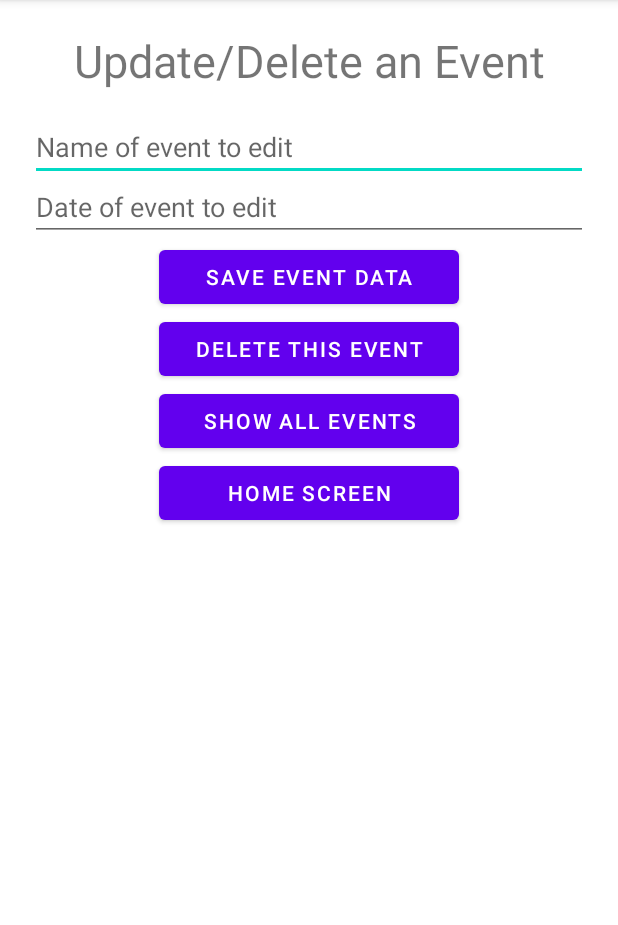
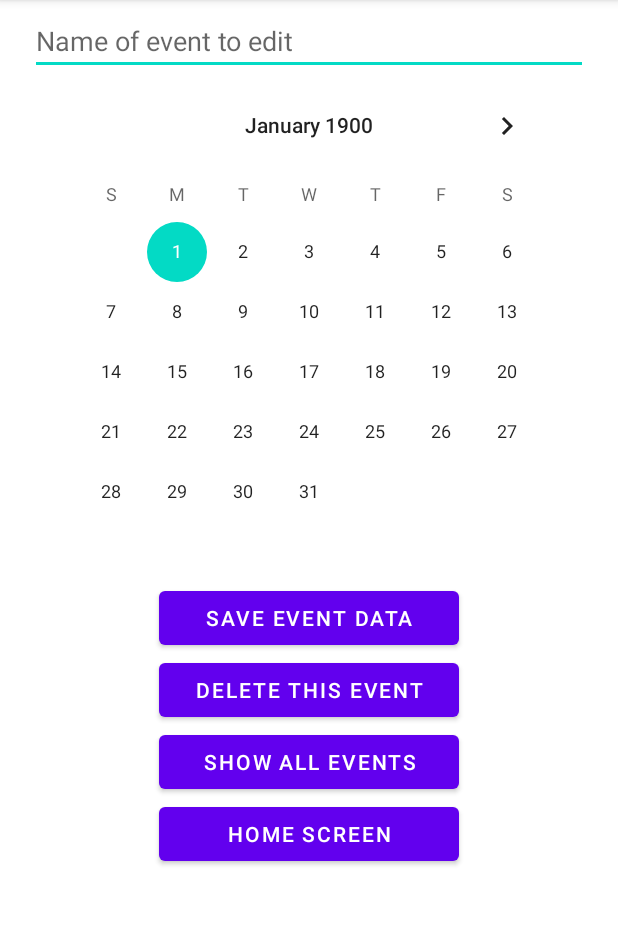
Before and after one commit to sdenna/EventTrackerFirebase2021-DennaVersion, an Android app: the EditEventActivity screen opened directly, with no data from a screen before it, after a tap on "SAVE EVENT DATA", on a phone screen of 412 x 824 dp, the part 84-1009 px from its top. Run offline under Robolectric (Android 15) with nearby library versions, the phone set to English and light mode, and no system bars; our stand-ins replace Firebase (no records; nobody signed in at launch, a user with empty details on screens opened directly); 7 statements that could not run were skipped.

Commit message:
enhanced edit activity
Made it so that the date appears in a calendar picker to avoid having to check the date for validity

```diff
--- a/app/src/main/java/com/example/eventtrackerfirebase2021/EditEventActivity.java
+++ b/app/src/main/java/com/example/eventtrackerfirebase2021/EditEventActivity.java
@@ -2,21 +2,23 @@ package com.example.eventtrackerfirebase2021;
 
 import androidx.annotation.NonNull;
 import androidx.appcompat.app.AppCompatActivity;
-
+import android.content.Context;
 import android.content.Intent;
 import android.os.Bundle;
 import android.util.Log;
 import android.view.View;
+import android.view.inputmethod.InputMethodManager;
+import android.widget.CalendarView;
 import android.widget.EditText;
 import android.widget.Toast;
-
 import com.google.android.gms.tasks.OnCompleteListener;
 import com.google.android.gms.tasks.Task;
 import com.google.firebase.firestore.FirebaseFirestore;
 import com.google.firebase.firestore.QueryDocumentSnapshot;
 import com.google.firebase.firestore.QuerySnapshot;
-
+import java.text.SimpleDateFormat;
 import java.util.ArrayList;
+import java.util.Calendar;
 import java.util.HashMap;
 import java.util.Map;
 
@@ -25,8 +27,12 @@ public class EditEventActivity extends AppCompatActivity {
     private FirebaseFirestore db;
     public static final String TAG = "EditEventActivity";
     private EditText eventNameET;
-    private EditText eventDateET;
+    private CalendarView calendarView;
     private String keyToUpdate;
+    private String dateSelected = "No date chosen";
+    private int dateMonth;
+    private int dateDay;
+    private int dateYear;
 
     @Override
     protected void onCreate(Bundle savedInstanceState) {
@@ -42,58 +48,53 @@ public class EditEventActivity extends AppCompatActivity {
         keyToUpdate = event.getKey();
 
         eventNameET = (EditText)findViewById(R.id.eventName);
-        eventDateET = (EditText)findViewById(R.id.eventDate);
+        calendarView = (CalendarView) findViewById(R.id.eventCalendarDate);
 
         eventNameET.setText(eventNameToUpdate);
-        eventDateET.setText(eventDateToUpdate);
+
+        // This allows us to parse out the date to get teh month, day year
+        String parts[] = eventDateToUpdate.split("/");
+
+        int month = Integer.parseInt(parts[0]);
+        int day = Integer.parseInt(parts[1]);
+        int year = Integer.parseInt(parts[2]);
+
+        // Sets the month day, year on the calendar view so we can display the date
+        // they chose and avoid having to error check their entry when they enter a new
+        // date
+
+        Calendar calendar = Calendar.getInstance();
+        calendar.set(Calendar.YEAR, year);
+        calendar.set(Calendar.MONTH, month - 1);
+        calendar.set(Calendar.DAY_OF_MONTH, day);
+
+        long milliTime = calendar.getTimeInMillis();
+        calendarView.setDate(milliTime);
+
+        SimpleDateFormat sdf = new SimpleDateFormat("MM/dd/yyyy");
+
+        calendarView.setOnDateChangeListener(new CalendarView.OnDateChangeListener(){
+            @Override
+            public void onSelectedDayChange(CalendarView calendarView, int year, int month, int day) {
+                dateSelected =  (month + 1) + "/" + day + "/" + year;
+                dateYear = year;
+                dateMonth = month + 1;
+                dateDay = day;
+                closeKeyboard();
+            }
+        });
     }
 
     public void updateEventData(View v) {
         String newName = eventNameET.getText().toString();
-        String newDate = eventDateET.getText().toString();
-        int month = -1;
-        int day = -1;
-        int year = -1;
-
-        // error checking to ensure date is of the form 01/17/1979 etc.
-        if (newDate.length() != 10) {
-            toastMessage("Please enter date as MM/DD/YYYY");
-            return;
-        }
-        else if (newName.length() == 0) {
-            toastMessage("Please enter a name for the event");
-            return;
-        }
-        else
-        {
-            // prevents the app from crashing if user doesn't use correct date format
-            // and it wasn't caught in previous check since that only checked length
-            // of the string
-            try{
-                month = Integer.parseInt(newDate.substring(0, 2));
-                day =  Integer.parseInt(newDate.substring(3, 5));
-                year =  Integer.parseInt(newDate.substring(6));
-            }
-            catch (Exception e) {
-                toastMessage("Please enter date as MM/DD/YYYY");
-                return;
-            }
-        }
-
-        if (!(month > 0 && month < 13 && day > 0 && day < 32 )) {
-            toastMessage("Please enter a valid month/day");
-            // note this doesn't make sure they don't enter an invalid
-            // date such as Feb 31st...
-            return;
-        }
 
         Map<String, Object> eventToAdd = new HashMap<String, Object>();
         // Adds the all the key-value pairs to this object
         eventToAdd.put(MainActivity.NAME_KEY, newName);
-        eventToAdd.put(MainActivity.DATE_KEY, newDate);
-        eventToAdd.put(MainActivity.MONTH_KEY, month);
-        eventToAdd.put(MainActivity.DAY_KEY, day);
-        eventToAdd.put(MainActivity.YEAR_KEY,year);
+        eventToAdd.put(MainActivity.DATE_KEY, dateSelected);
+        eventToAdd.put(MainActivity.MONTH_KEY, dateMonth);
+        eventToAdd.put(MainActivity.DAY_KEY, dateDay);
+        eventToAdd.put(MainActivity.YEAR_KEY,dateYear);
 
         db.collection("events").document(keyToUpdate)
                 .update(eventToAdd);
@@ -103,6 +104,7 @@ public class EditEventActivity extends AppCompatActivity {
 
     public void deleteEventData(View v) {
         db.collection("events").document(keyToUpdate).delete();
+        this.finish();
         onHome(v);              // reloads opening screen
     }
 
@@ -156,4 +158,12 @@ public class EditEventActivity extends AppCompatActivity {
     private void toastMessage(String message){
         Toast.makeText(this, message, Toast.LENGTH_SHORT).show();
     }
+
+    private void closeKeyboard() {
+        View view = this.getCurrentFocus();     // view will refer to the keyboard
+        if (view != null ){                     // if there is a view that has focus
+            InputMethodManager imm = (InputMethodManager)getSystemService(Context.INPUT_METHOD_SERVICE);
+            imm.hideSoftInputFromWindow(view.getWindowToken(), 0);
+        }
+    }
 }
--- a/app/src/main/res/layout/activity_edit_event.xml
+++ b/app/src/main/res/layout/activity_edit_event.xml
@@ -7,35 +7,22 @@
     tools:context=".EditEventActivity"
     android:orientation="vertical">
 
-    <TextView
-        android:layout_width="wrap_content"
-        android:layout_height="wrap_content"
-        android:text="Update/Delete an Event"
-        android:layout_gravity="center"
-        android:layout_marginTop="20dp"
-        android:layout_marginBottom="20dp"
-        android:textSize="30sp"
-        android:gravity="center"
-        />
-
 
     <EditText
         android:id="@+id/eventName"
         android:layout_width="match_parent"
         android:layout_marginHorizontal="20dp"
         android:layout_height="40dp"
+        android:layout_marginTop="10dp"
         android:hint="Name of event to edit"
         />
 
-
-    <EditText
-        android:id="@+id/eventDate"
-        android:layout_width="match_parent"
-        android:layout_marginHorizontal="20dp"
-        android:layout_height="40dp"
-        android:hint="Date of event to edit"
+    <CalendarView
+        android:id="@+id/eventCalendarDate"
+        android:layout_width="wrap_content"
+        android:layout_height="wrap_content"
+        android:layout_gravity="center"
         />
-
 
     <Button
         android:id="@+id/editButton"
```
